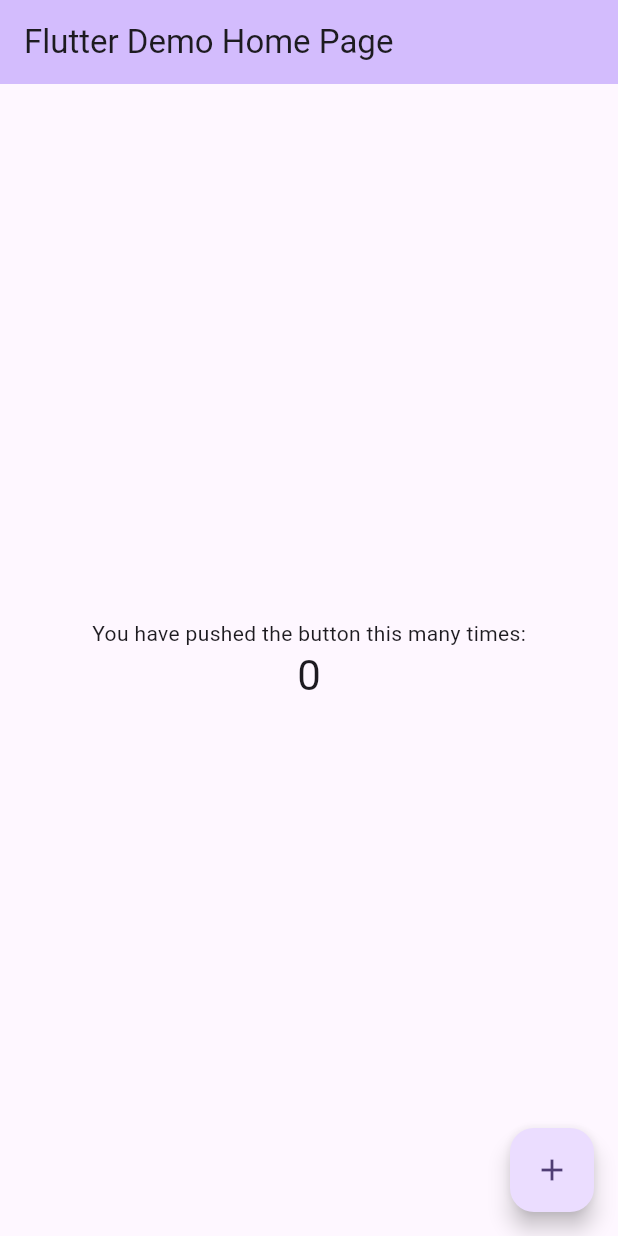
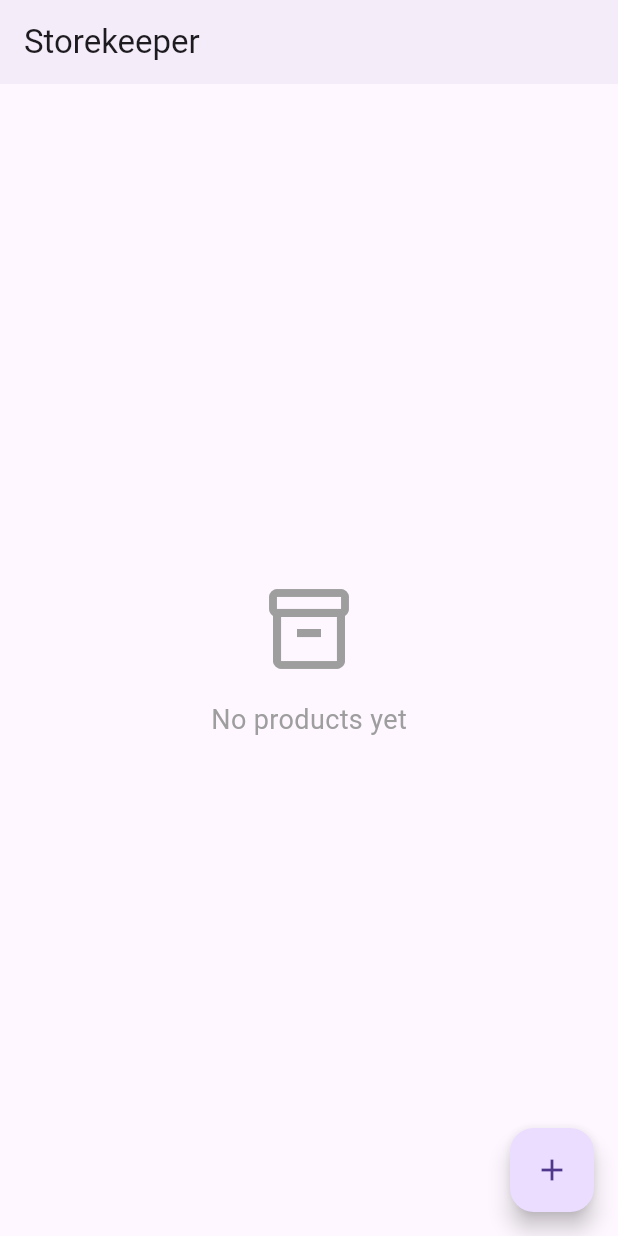
Before and after one commit to femi-tobi/store-keeper-app-didact-adventure, a Flutter app: the screen it shows after launch, on a phone screen of 412 x 824 dp. Run offline on Flutter 3.47's test engine with Material 3 defaults, Android fonts, the phone set to English and light mode, and no system bars; our stand-ins replace sqflite; accounts and stored records are empty.

Commit message:
home screen

```diff
--- a/lib/main.dart
+++ b/lib/main.dart
@@ -1,122 +1,42 @@
 import 'package:flutter/material.dart';
+import 'package:provider/provider.dart';
+import 'package:storekeeper_app/providers/product_provider.dart';
+import 'package:storekeeper_app/screens/home_screen.dart';
+import 'package:storekeeper_app/screens/add_product_screen.dart';
+import 'package:storekeeper_app/screens/edit_product_screen.dart';
+import 'package:storekeeper_app/screens/product_detail_screen.dart';
 
 void main() {
-  runApp(const MyApp());
+  runApp(const StorekeeperApp());
 }
 
-class MyApp extends StatelessWidget {
-  const MyApp({super.key});
+class StorekeeperApp extends StatelessWidget {
+  const StorekeeperApp({super.key});
 
-  // This widget is the root of your application.
   @override
   Widget build(BuildContext context) {
-    return MaterialApp(
-      title: 'Flutter Demo',
-      theme: ThemeData(
-        // This is the theme of your application.
-        //
-        // TRY THIS: Try running your application with "flutter run". You'll see
-        // the application has a purple toolbar. Then, without quitting the app,
-        // try changing the seedColor in the colorScheme below to Colors.green
-        // and then invoke "hot reload" (save your changes or press the "hot
-        // reload" button in a Flutter-supported IDE, or press "r" if you used
-        // the command line to start the app).
-        //
-        // Notice that the counter didn't reset back to zero; the application
-        // state is not lost during the reload. To reset the state, use hot
-        // restart instead.
-        //
-        // This works for code too, not just values: Most code changes can be
-        // tested with just a hot reload.
-        colorScheme: ColorScheme.fromSeed(seedColor: Colors.deepPurple),
+    return ChangeNotifierProvider(
+      create: (_) => ProductProvider()..initDatabase(), // init DB on start
+      child: MaterialApp(
+        title: 'Storekeeper',
+        debugShowCheckedModeBanner: false,
+        theme: ThemeData(
+          primarySwatch: Colors.indigo,
+          visualDensity: VisualDensity.adaptivePlatformDensity,
+          inputDecorationTheme: const InputDecorationTheme(
+            border: OutlineInputBorder(),
+            contentPadding: EdgeInsets.symmetric(horizontal: 12, vertical: 8),
+          ),
+        ),
+        // ---------- ROUTES ----------
+        initialRoute: '/',
+        routes: {
+          '/': (_) => const HomeScreen(),
+          '/add': (_) => const AddProductScreen(),
+          '/edit': (_) => const EditProductScreen(),
+          '/detail': (_) => const ProductDetailScreen(),
+        },
       ),
-      home: const MyHomePage(title: 'Flutter Demo Home Page'),
     );
   }
 }
-
-class MyHomePage extends StatefulWidget {
-  const MyHomePage({super.key, required this.title});
-
-  // This widget is the home page of your application. It is stateful, meaning
-  // that it has a State object (defined below) that contains fields that affect
-  // how it looks.
-
-  // This class is the configuration for the state. It holds the values (in this
-  // case the title) provided by the parent (in this case the App widget) and
-  // used by the build method of the State. Fields in a Widget subclass are
-  // always marked "final".
-
-  final String title;
-
-  @override
-  State<MyHomePage> createState() => _MyHomePageState();
-}
-
-class _MyHomePageState extends State<MyHomePage> {
-  int _counter = 0;
-
-  void _incrementCounter() {
-    setState(() {
-      // This call to setState tells the Flutter framework that something has
-      // changed in this State, which causes it to rerun the build method below
-      // so that the display can reflect the updated values. If we changed
-      // _counter without calling setState(), then the build method would not be
-      // called again, and so nothing would appear to happen.
-      _counter++;
-    });
-  }
-
-  @override
-  Widget build(BuildContext context) {
-    // This method is rerun every time setState is called, for instance as done
-    // by the _incrementCounter method above.
-    //
-    // The Flutter framework has been optimized to make rerunning build methods
-    // fast, so that you can just rebuild anything that needs updating rather
-    // than having to individually change instances of widgets.
-    return Scaffold(
-      appBar: AppBar(
-        // TRY THIS: Try changing the color here to a specific color (to
-        // Colors.amber, perhaps?) and trigger a hot reload to see the AppBar
-        // change color while the other colors stay the same.
-        backgroundColor: Theme.of(context).colorScheme.inversePrimary,
-        // Here we take the value from the MyHomePage object that was created by
-        // the App.build method, and use it to set our appbar title.
-        title: Text(widget.title),
-      ),
-      body: Center(
-        // Center is a layout widget. It takes a single child and positions it
-        // in the middle of the parent.
-        child: Column(
-          // Column is also a layout widget. It takes a list of children and
-          // arranges them vertically. By default, it sizes itself to fit its
-          // children horizontally, and tries to be as tall as its parent.
-          //
-          // Column has various properties to control how it sizes itself and
-          // how it positions its children. Here we use mainAxisAlignment to
-          // center the children vertically; the main axis here is the vertical
-          // axis because Columns are vertical (the cross axis would be
-          // horizontal).
-          //
-          // TRY THIS: Invoke "debug painting" (choose the "Toggle Debug Paint"
-          // action in the IDE, or press "p" in the console), to see the
-          // wireframe for each widget.
-          mainAxisAlignment: MainAxisAlignment.center,
-          children: <Widget>[
-            const Text('You have pushed the button this many times:'),
-            Text(
-              '$_counter',
-              style: Theme.of(context).textTheme.headlineMedium,
-            ),
-          ],
-        ),
-      ),
-      floatingActionButton: FloatingActionButton(
-        onPressed: _incrementCounter,
-        tooltip: 'Increment',
-        child: const Icon(Icons.add),
-      ), // This trailing comma makes auto-formatting nicer for build methods.
-    );
-  }
-}
--- /dev/null
+++ b/lib/models/product.dart
@@ -0,0 +1,51 @@
+class Product {
+  final int? id;
+  final String name;
+  final int quantity;
+  final double price;
+  final String? imagePath;
+
+  Product({
+    this.id,
+    required this.name,
+    required this.quantity,
+    required this.price,
+    this.imagePath,
+  });
+
+  Map<String, dynamic> toMap() {
+    return {
+      'id': id,
+      'name': name,
+      'quantity': quantity,
+      'price': price,
+      'image_path': imagePath,
+    };
+  }
+
+  factory Product.fromMap(Map<String, dynamic> map) {
+    return Product(
+      id: map['id'] as int?,
+      name: map['name'] as String,
+      quantity: map['quantity'] as int,
+      price: (map['price'] as num).toDouble(),
+      imagePath: map['image_path'] as String?,
+    );
+  }
+
+  Product copyWith({
+    int? id,
+    String? name,
+    int? quantity,
+    double? price,
+    String? imagePath,
+  }) {
+    return Product(
+      id: id ?? this.id,
+      name: name ?? this.name,
+      quantity: quantity ?? this.quantity,
+      price: price ?? this.price,
+      imagePath: imagePath ?? this.imagePath,
+    );
+  }
+}
--- /dev/null
+++ b/lib/providers/product_provider.dart
@@ -0,0 +1,81 @@
+import 'package:flutter/material.dart';
+import 'package:sqflite/sqflite.dart';
+import 'package:path/path.dart';
+import 'package:path_provider/path_provider.dart';
+import '../models/product.dart';
+
+class ProductProvider extends ChangeNotifier {
+  List<Product> _products = [];
+  bool _isLoading = true;
+  Database? _db;
+
+  List<Product> get products => _products;
+  bool get isLoading => _isLoading;
+
+  // -------------------------------------------------
+  // Initialise DB (called from main.dart)
+  // -------------------------------------------------
+  Future<void> initDatabase() async {
+    _isLoading = true;
+    notifyListeners();
+
+    final docsDir = await getApplicationDocumentsDirectory();
+    final path = join(docsDir.path, 'storekeeper.db');
+
+    _db = await openDatabase(
+      path,
+      version: 1,
+      onCreate: (db, version) async {
+        await db.execute('''
+          CREATE TABLE products (
+            id INTEGER PRIMARY KEY AUTOINCREMENT,
+            name TEXT NOT NULL,
+            quantity INTEGER NOT NULL,
+            price REAL NOT NULL,
+            image_path TEXT
+          )
+        ''');
+      },
+    );
+
+    await _loadProducts();
+    _isLoading = false;
+    notifyListeners();
+  }
+
+  // -------------------------------------------------
+  // Load all from DB
+  // -------------------------------------------------
+  Future<void> _loadProducts() async {
+    final maps = await _db!.query('products');
+    _products = maps.map(Product.fromMap).toList();
+  }
+
+  // -------------------------------------------------
+  // CRUD – placeholders (full impl in next step)
+  // -------------------------------------------------
+  Future<void> addProduct(Product p) async {
+    final id = await _db!.insert('products', p.toMap());
+    final newProduct = p.copyWith(id: id);
+    _products.add(newProduct);
+    notifyListeners();
+  }
+
+  Future<void> updateProduct(Product p) async {
+    await _db!.update(
+      'products',
+      p.toMap(),
+      where: 'id = ?',
+      whereArgs: [p.id],
+    );
+    final idx = _products.indexWhere((e) => e.id == p.id);
+    if (idx != -1) _products[idx] = p;
+    notifyListeners();
+  }
+
+  Future<void> deleteProduct(int id) async {
+    await _db!.delete('products', where: 'id = ?', whereArgs: [id]);
+    _products.removeWhere((e) => e.id == id);
+    notifyListeners();
+  }
+}
--- /dev/null
+++ b/lib/screens/home_screen.dart
@@ -0,0 +1,162 @@
+import 'dart:io';
+
+import 'package:flutter/material.dart';
+import 'package:provider/provider.dart';
+import 'package:storekeeper_app/models/product.dart';
+import 'package:storekeeper_app/providers/product_provider.dart';
+
+class HomeScreen extends StatelessWidget {
+  const HomeScreen({super.key});
+
+  // -------------------------------------------------
+  // Helper: show delete confirmation dialog
+  // -------------------------------------------------
+  Future<bool> _confirmDelete(BuildContext context) async {
+    return await showDialog<bool>(
+          context: context,
+          builder: (_) => AlertDialog(
+            title: const Text('Delete product?'),
+            content: const Text('This action cannot be undone.'),
+            actions: [
+              TextButton(
+                onPressed: () => Navigator.of(context).pop(false),
+                child: const Text('Cancel'),
+              ),
+              TextButton(
+                style: TextButton.styleFrom(foregroundColor: Colors.red),
+                onPressed: () => Navigator.of(context).pop(true),
+                child: const Text('Delete'),
+              ),
+            ],
+          ),
+        ) ??
+        false;
+  }
+
+  @override
+  Widget build(BuildContext context) {
+    return Scaffold(
+      appBar: AppBar(
+        title: const Text('Storekeeper'),
+        elevation: 2,
+      ),
+      floatingActionButton: FloatingActionButton(
+        onPressed: () => Navigator.pushNamed(context, '/add'),
+        tooltip: 'Add Product',
+        child: const Icon(Icons.add),
+      ),
+      body: Consumer<ProductProvider>(
+        builder: (context, provider, _) {
+          // Show loading spinner while DB is initializing
+          if (provider.isLoading) {
+            return const Center(child: CircularProgressIndicator());
+          }
+
+          final products = provider.products;
+
+          if (products.isEmpty) {
+            return const Center(
+              child: Column(
+                mainAxisAlignment: MainAxisAlignment.center,
+                children: [
+                  Icon(Icons.inventory_2_outlined, size: 64, color: Colors.grey),
+                  SizedBox(height: 16),
+                  Text(
+                    'No products yet',
+                    style: TextStyle(fontSize: 18, color: Colors.grey),
+                  ),
+                ],
+              ),
+            );
+          }
+
+          return ListView.builder(
+            padding: const EdgeInsets.all(8),
+            itemCount: products.length,
+            itemBuilder: (ctx, i) {
+              final product = products[i];
+              return _ProductCard(product: product);
+            },
+          );
+        },
+      ),
+    );
+  }
+}
+
+// -----------------------------------------------------------------
+// Separate widget for a single product card (easier to test & reuse)
+// -----------------------------------------------------------------
+class _ProductCard extends StatelessWidget {
+  final Product product;
+
+  const _ProductCard({required this.product});
+
+  @override
+  Widget build(BuildContext context) {
+    final provider = Provider.of<ProductProvider>(context, listen: false);
+
+    return Dismissible(
+      key: ValueKey(product.id),
+      direction: DismissDirection.endToStart,
+      background: Container(
+        alignment: Alignment.centerRight,
+        padding: const EdgeInsets.only(right: 20),
+        color: Colors.red,
+        child: const Icon(Icons.delete, color: Colors.white),
+      ),
+      confirmDismiss: (_) async {
+        final shouldDelete = await HomeScreen()._confirmDelete(context);
+        if (shouldDelete) {
+          provider.deleteProduct(product.id!);
+          ScaffoldMessenger.of(context).showSnackBar(
+            const SnackBar(content: Text('Product deleted')),
+          );
+        }
+        return false; // we handle delete ourselves
+      },
+      child: Card(
+        margin: const EdgeInsets.symmetric(vertical: 6, horizontal: 4),
+        child: ListTile(
+          leading: _buildImage(),
+          title: Text(
+            product.name,
+            style: const TextStyle(fontWeight: FontWeight.w600),
+          ),
+          subtitle: Text('Qty: ${product.quantity}  •  \$${product.price.toStringAsFixed(2)}'),
+          trailing: const Icon(Icons.arrow_forward_ios, size: 16),
+          onTap: () {
+            // Navigate to Detail (optional) → Edit
+            Navigator.pushNamed(
+              context,
+              '/detail',
+              arguments: product,
+            );
+          },
+        ),
+      ),
+    );
+  }
+
+  Widget _buildImage() {
+    if (product.imagePath == null || product.imagePath!.isEmpty) {
+      return const CircleAvatar(
+        backgroundColor: Colors.grey.shade200,
+        child: Icon(Icons.inventory_2, color: Colors.grey),
+      );
+    }
+
+    final file = File(product.imagePath!);
+    if (!file.existsSync()) {
+      return const CircleAvatar(
+        backgroundColor: Colors.grey.shade200,
+        child: Icon(Icons.broken_image, color: Colors.grey),
+      );
+    }
+
+    return CircleAvatar(
+      backgroundImage: FileImage(file),
+      radius: 24,
+    );
+  }
+}
--- a/pubspec.yaml
+++ b/pubspec.yaml
@@ -30,6 +30,11 @@ environment:
 dependencies:
   flutter:
     sdk: flutter
+  provider: ^6.1.2
+  sqflite: ^2.3.3
+  path_provider: ^2.1.4
+  image_picker: ^1.0.7
+  path: ^1.9.0
 
 
   # The following adds the Cupertino Icons font to your application.
```
Also changed, not shown: lib/home_screen.dart (deleted), pubspec.lock, 6 other files.
